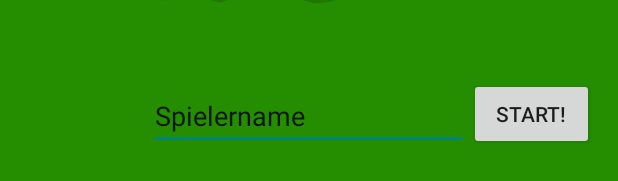
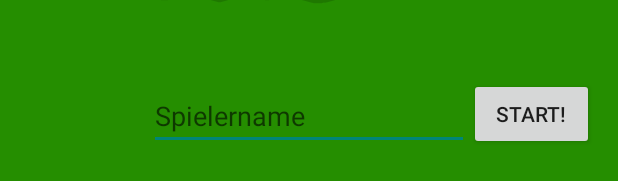
Before and after one commit to hawk23/unopp, an Android app: the layout activity_main.xml on its own in the app's theme, with its tools: preview values and no code run, on a phone screen of 412 x 824 dp. Shown: the part 149-330 px from the top of the screen. Run offline under Robolectric (Android 15) with nearby library versions, the phone set to English and light mode, and no system bars.

Commit message:
extended activity_main

```diff
--- a/app/src/main/res/layout/activity_main.xml
+++ b/app/src/main/res/layout/activity_main.xml
@@ -18,12 +18,12 @@
         android:layout_width="wrap_content"
         android:layout_height="wrap_content"
         android:inputType="textPersonName"
-        android:text="Spielername"
         android:ems="10"
         android:id="@+id/txtUsername"
         android:layout_below="@+id/imageView"
         android:layout_centerHorizontal="true"
-        android:layout_marginTop="52dp" />
+        android:layout_marginTop="52dp"
+        android:hint="Spielername" />
 
     <Button
         android:layout_width="wrap_content"
```
Also changed, not shown: 1 other file.
